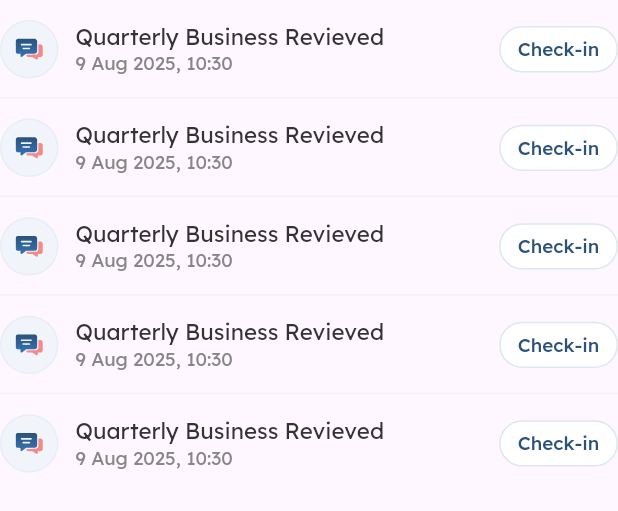
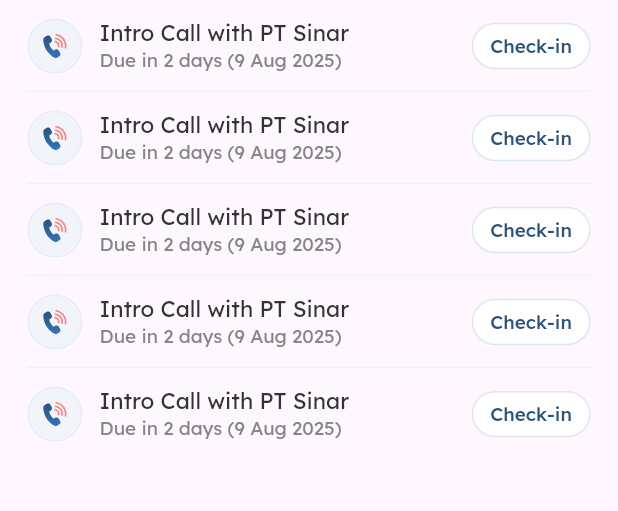
Before and after one commit to darykusuma741/CRM, a Flutter app: the CustomList widget shown alone on an empty page, opened directly, on a phone screen of 412 x 824 dp. Shown: the top 511 px of the screen. Run offline on Flutter 3.47's test engine with Material 3 defaults, Android fonts, the phone set to English and light mode, and no system bars; our stand-ins replace carousel_slider, connectivity_plus, flutter_screenutil, flutter_svg, get; network calls fail.

Commit message:
call activities

```diff
--- a/lib/common/components/custom_ink_well.dart
+++ b/lib/common/components/custom_ink_well.dart
@@ -22,10 +22,8 @@
   Widget build(BuildContext context) {
     final spColor = (widget.splashColor ?? ColorsName.grayDark).withOpacity(0.1);
     return InkWell(
-      borderRadius: (widget.decoration?.borderRadius ?? BorderRadius.zero) as BorderRadius,
-      onTap: () {
-        widget.onTap;
-      },
+      borderRadius: (widget.decoration?.borderRadius ?? BorderRadius.circular(100.r)) as BorderRadius,
+      onTap: widget.onTap,
       onHighlightChanged: (value) {
         setState(() {
           _isPressed = value;
--- a/lib/common/components/custom_list.dart
+++ b/lib/common/components/custom_list.dart
@@ -11,12 +11,14 @@
     this.scroll = false,
     this.paddingDivider,
     this.dividerColor = ColorsName.grayCloud,
+    this.padding,
   });
   final List<T> items;
   final Widget? Function(BuildContext context, int index) itemBuilder;
   final bool scroll;
   final Color dividerColor;
   final EdgeInsetsGeometry? paddingDivider;
+  final EdgeInsetsGeometry? padding;
 
   @override
   Widget build(BuildContext context) {
@@ -24,7 +26,7 @@
       itemCount: items.length,
       shrinkWrap: scroll ? false : true,
       physics: scroll ? null : NeverScrollableScrollPhysics(),
-      padding: EdgeInsets.zero,
+      padding: padding ?? EdgeInsets.zero,
       separatorBuilder: (context, index) => Container(
         padding: paddingDivider ?? EdgeInsets.symmetric(horizontal: 16.w),
         child: CustomDivider(
--- /dev/null
+++ b/lib/infrastructure/navigation/bindings/controllers/call_activities.controller.binding.dart
@@ -0,0 +1,10 @@
+import 'package:get/get.dart';
+
+import '../../../../presentation/call_activities/controllers/call_activities.controller.dart';
+
+class CallActivitiesControllerBinding extends Bindings {
+  @override
+  void dependencies() {
+    Get.put(CallActivitiesController());
+  }
+}
--- a/lib/infrastructure/navigation/bindings/controllers/controllers_bindings.dart
+++ b/lib/infrastructure/navigation/bindings/controllers/controllers_bindings.dart
@@ -1,3 +1,5 @@
+export 'package:crm/infrastructure/navigation/bindings/controllers/call_activities.controller.binding.dart';
+export 'package:crm/infrastructure/navigation/bindings/controllers/document_activities.controller.binding.dart';
 export 'package:crm/infrastructure/navigation/bindings/controllers/home.controller.binding.dart';
 export 'package:crm/infrastructure/navigation/bindings/controllers/login.controller.binding.dart';
 export 'package:crm/infrastructure/navigation/bindings/controllers/splash_screen.controller.binding.dart';
--- /dev/null
+++ b/lib/infrastructure/navigation/bindings/controllers/document_activities.controller.binding.dart
@@ -0,0 +1,10 @@
+import 'package:get/get.dart';
+
+import '../../../../presentation/document_activities/controllers/document_activities.controller.dart';
+
+class DocumentActivitiesControllerBinding extends Bindings {
+  @override
+  void dependencies() {
+    Get.put(DocumentActivitiesController());
+  }
+}
--- a/lib/infrastructure/navigation/navigation.dart
+++ b/lib/infrastructure/navigation/navigation.dart
@@ -41,5 +41,15 @@
       page: () => const LoginScreen(),
       binding: LoginControllerBinding(),
     ),
+    GetPage(
+      name: Routes.CALL_ACTIVITIES,
+      page: () => const CallActivitiesScreen(),
+      binding: CallActivitiesControllerBinding(),
+    ),
+    GetPage(
+      name: Routes.DOCUMENT_ACTIVITIES,
+      page: () => const DocumentActivitiesScreen(),
+      binding: DocumentActivitiesControllerBinding(),
+    ),
   ];
 }
--- a/lib/infrastructure/navigation/routes.dart
+++ b/lib/infrastructure/navigation/routes.dart
@@ -3,7 +3,9 @@
     return SPLASH_SCREEN;
   }
 
+  static const CALL_ACTIVITIES = '/call-activities';
   static const HOME = '/home';
+  static const LOGIN = '/login';
   static const SPLASH_SCREEN = '/splash-screen';
-  static const LOGIN = '/login';
+  static const DOCUMENT_ACTIVITIES = '/document-activities';
 }
--- a/lib/presentation/home/general_meeting/home.general_meeting.dart
+++ b/lib/presentation/home/general_meeting/home.general_meeting.dart
@@ -43,8 +43,8 @@
             decoration: BoxDecoration(color: ColorsName.white, borderRadius: BorderRadius.circular(6.r)),
             child: CustomList(
               paddingDivider: EdgeInsets.all(0.0),
+              scroll: true,
               items: [1, 2, 3, 4, 5],
-              scroll: true,
               itemBuilder: (context, index) {
                 return HomeGeneralMeetingItem(
                   stateN: HomeGeneralMeetingState(description: 'Quarterly Business Revieved', date: DateTime.now()),
@@ -114,7 +114,7 @@
                 child: Center(
                   child: Text('Check-in', style: BaseText.blueSteel.copyWith(fontSize: 11.sp, fontWeight: FontWeight.w500)),
                 ),
-              )
+              ),
             ],
           ),
         ],
--- a/lib/presentation/screens.dart
+++ b/lib/presentation/screens.dart
@@ -1,3 +1,5 @@
+export 'package:crm/presentation/call_activities/call_activities.screen.dart';
+export 'package:crm/presentation/document_activities/document_activities.screen.dart';
 export 'package:crm/presentation/home/home.screen.dart';
 export 'package:crm/presentation/login/login.screen.dart';
 export 'package:crm/presentation/splash_screen/splash_screen.screen.dart';
```
Also changed, not shown: lib/presentation/call_activities/call_activities.screen.dart (added, +87 -0 lines), lib/presentation/call_activities/controllers/call_activities.controller.dart (added, +23 -0 lines), lib/presentation/document_activities/controllers/document_activities.controller.dart (added, +23 -0 lines), lib/presentation/document_activities/document_activities.screen.dart (added, +24 -0 lines), lib/presentation/home/pipeline/home.pipeline.dart (+13 -3 lines).
